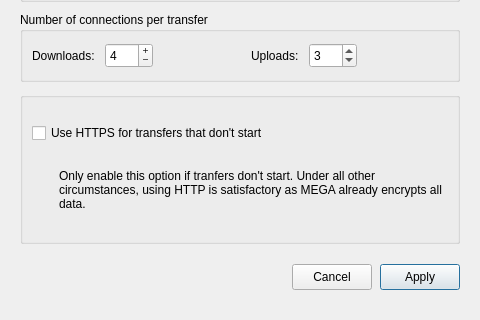
Before: the Qt Designer form src/MEGASync/gui/ui/BandwidthSettings.ui in meganz/MEGAsync, drawn with Qt 5; both pictures show x 0 to 480 and y 290 to 610 of the 480 by 610 pixel window.
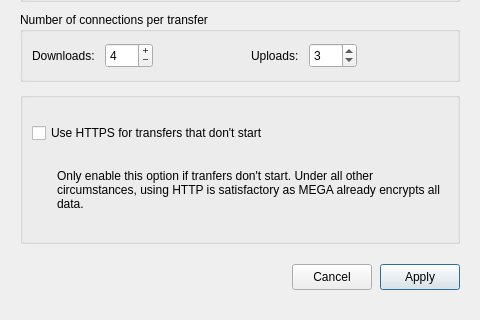
After: the same form once the commit is applied.

Commit message: SNC-3941: Increase width to spanish size width.

The edit to the form file:
```diff
--- a/src/MEGASync/gui/ui/BandwidthSettings.ui
+++ b/src/MEGASync/gui/ui/BandwidthSettings.ui
@@ -28,7 +28,7 @@
   <property name="maximumSize">
    <size>
     <width>480</width>
-    <height>624</height>
+    <height>610</height>
    </size>
   </property>
   <property name="windowTitle">
@@ -614,7 +614,7 @@
           </property>
           <property name="sizeHint" stdset="0">
            <size>
-            <width>27</width>
+            <width>25</width>
             <height>2</height>
            </size>
           </property>
```
The commit also changes 1 other file.
